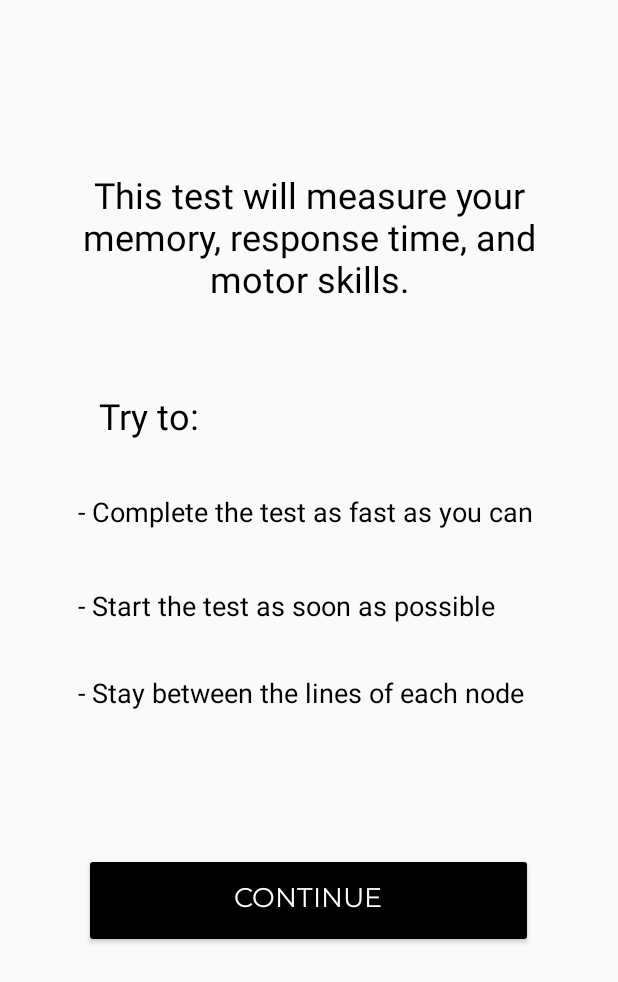
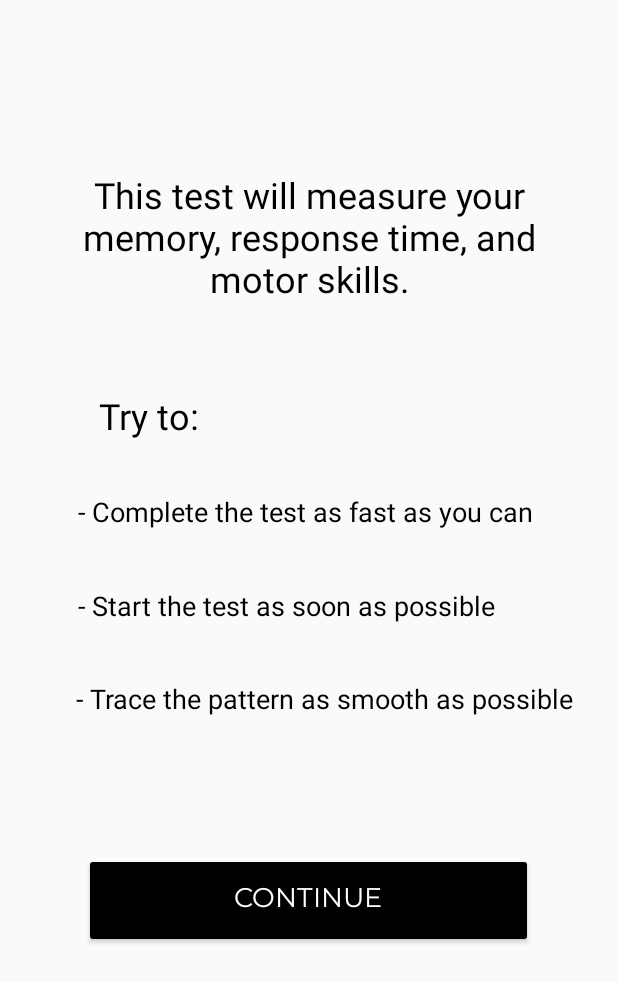
Before and after one commit to Brandogg255/CentralExecutiveFunctionCaptureTool, an Android app: the information screen opened directly, with no data from a screen before it, on a phone screen of 412 x 824 dp. Shown: the top 982 px of the screen. Run offline under Robolectric (Android 15) with nearby library versions, the phone set to English and light mode, and no system bars.

Commit message:
Push 9 25/10/2020

```diff
--- a/app/src/main/res/layout/activity_information.xml
+++ b/app/src/main/res/layout/activity_information.xml
@@ -67,15 +67,15 @@
         android:id="@+id/textView13"
         android:layout_width="wrap_content"
         android:layout_height="wrap_content"
-        android:text="- Stay between the lines of each node"
+        android:text="- Trace the pattern as smooth as possible"
         android:textColor="#000000"
         android:textSize="18sp"
         app:layout_constraintBottom_toBottomOf="parent"
         app:layout_constraintEnd_toEndOf="parent"
-        app:layout_constraintHorizontal_bias="0.452"
+        app:layout_constraintHorizontal_bias="0.634"
         app:layout_constraintStart_toStartOf="parent"
         app:layout_constraintTop_toTopOf="parent"
-        app:layout_constraintVertical_bias="0.562" />
+        app:layout_constraintVertical_bias="0.567" />
 
     <Button
         android:id="@+id/buttonContinue"
```
Also changed, not shown: app/src/main/java/com/u3192633/centralexecutivefunctioncapturetool/PopActivity.java (+1 -19 lines).
